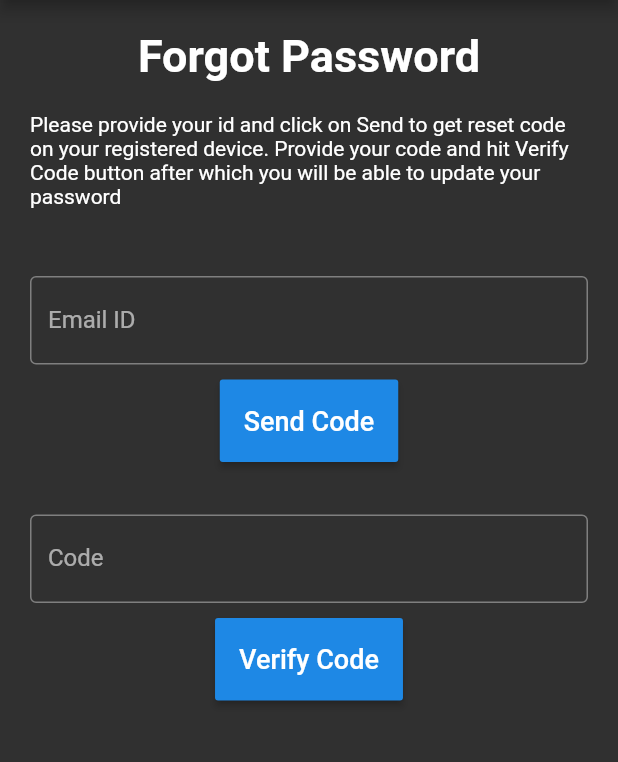
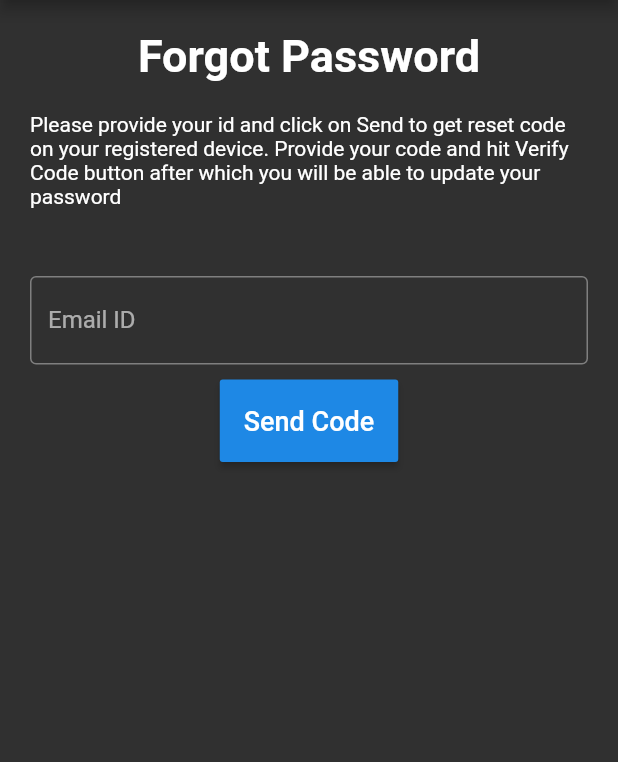
Before and after one commit to AlekyaPochampally/campus-parking-Team3, a Flutter app: the ForgotPasswordPage screen opened by its route, on a phone screen of 412 x 824 dp, the part 84-846 px from its top. Run offline on Flutter 3.47's test engine with Material 2 defaults, Android fonts, the phone set to English and light mode, and no system bars; our stand-ins replace cloud_firestore, firebase_auth, firebase_storage, google_maps_flutter, image_cropper, image_picker and 2 more; accounts and stored records are empty.

Commit message:
changed parking and forgot password page

```diff
--- a/Source Code/lib/ui/pages/forgot_password_page.dart
+++ b/Source Code/lib/ui/pages/forgot_password_page.dart
@@ -109,48 +109,48 @@ class _ForgotPasswordPageState extends State<ForgotPasswordPage> {
                 ),
               ),
 
-              SizedBox(height: 25),
+              // SizedBox(height: 25),
 
-              // Provide Code
-              Form(
+              // // Provide Code
+              // Form(
 
-                child: Column(
-                  children: <Widget>[
-                    Container(
-                      padding: EdgeInsets.all(10),
-                      child: TextFormField(
-                        keyboardType: TextInputType.number,
-                        decoration: InputDecoration(
-                          border: OutlineInputBorder(),
-                          labelText: 'Code',
-                        ),
-                        // validator: (value) {
-                        //   if (value.isEmpty) {
-                        //     return 'Provide an OTP sent to your email address';
-                        //   }
-                        //   _formKeyVerifyOTP.currentState.save();
-                        //   return null;
-                        // },
-                        onSaved: (value) => _otp = value,
-                      ),
-                    ),
+              //   child: Column(
+              //     children: <Widget>[
+              //       Container(
+              //         padding: EdgeInsets.all(10),
+              //         child: TextFormField(
+              //           keyboardType: TextInputType.number,
+              //           decoration: InputDecoration(
+              //             border: OutlineInputBorder(),
+              //             labelText: 'Code',
+              //           ),
+              //           // validator: (value) {
+              //           //   if (value.isEmpty) {
+              //           //     return 'Provide an OTP sent to your email address';
+              //           //   }
+              //           //   _formKeyVerifyOTP.currentState.save();
+              //           //   return null;
+              //           // },
+              //           onSaved: (value) => _otp = value,
+              //         ),
+              //       ),
 
-                    // Verify Code button
-                    Container(
-                      height: 55,
-                      padding: EdgeInsets.fromLTRB(10, 0, 10, 0),
-                      child: RaisedButton(
-                        onPressed: () async {},
+              //       // Verify Code button
+              //       Container(
+              //         height: 55,
+              //         padding: EdgeInsets.fromLTRB(10, 0, 10, 0),
+              //         child: RaisedButton(
+              //           onPressed: () async {},
 
-                        child: Text(
-                          'Verify Code',
-                          style: TextStyle(fontSize: 18),
-                        ),
-                      ),
-                    ),
-                  ],
-                ),
-              )
+              //           child: Text(
+              //             'Verify Code',
+              //             style: TextStyle(fontSize: 18),
+              //           ),
+              //         ),
+              //       ),
+              //     ],
+              //   ),
+              // )
             ],
           ),
         ),
```
Also changed, not shown: Source Code/lib/ui/pages/Parking.dart (+6 -78 lines), Source Code/pubspec.lock.
